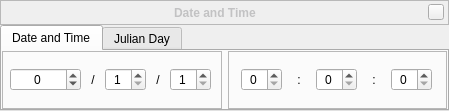
The window that src/gui/dateTimeDialogGui.ui (Stellarium/stellarium) describes before a commit, drawn with Qt 5.
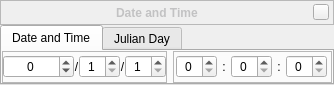
The same window after the commit. Custom widgets are drawn as their Qt base class.

Patch:
```diff
--- a/src/gui/dateTimeDialogGui.ui
+++ b/src/gui/dateTimeDialogGui.ui
@@ -6,8 +6,8 @@
    <rect>
     <x>0</x>
     <y>0</y>
-    <width>449</width>
-    <height>111</height>
+    <width>334</width>
+    <height>85</height>
    </rect>
   </property>
   <property name="styleSheet">
@@ -149,7 +149,6 @@
         </property>
         <property name="font">
          <font>
-          <weight>75</weight>
           <italic>false</italic>
           <bold>true</bold>
          </font>
@@ -270,10 +269,10 @@
              <set>Qt::AlignCenter</set>
             </property>
             <property name="minimum">
-             <number>-1000000</number>
+             <number>-100000</number>
             </property>
             <property name="maximum">
-             <number>1000000</number>
+             <number>100000</number>
             </property>
            </widget>
           </item>
```
